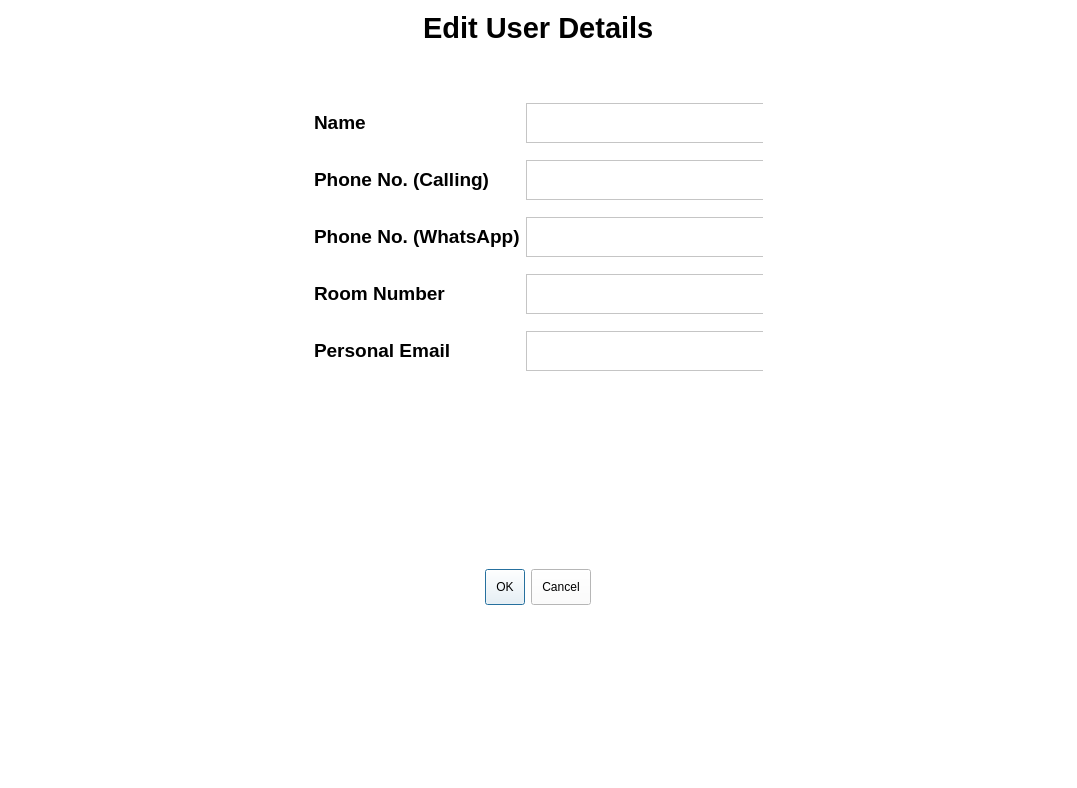
Above: editdetails.ui from arc-bphc/sims-gui before the change. Below: the same form after it.
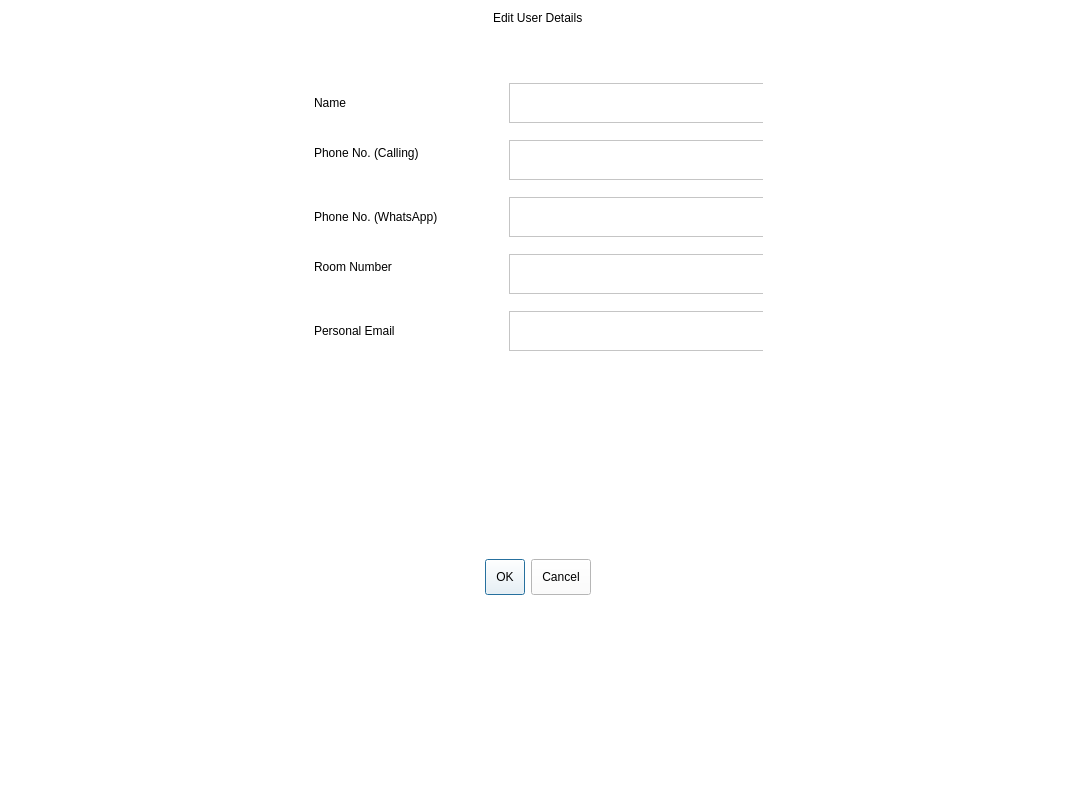
That is the form after the change.

```diff
--- a/editdetails.ui
+++ b/editdetails.ui
@@ -73,20 +73,21 @@
             </size>
            </property>
            <property name="text">
-            <string>&lt;html&gt;&lt;head/&gt;&lt;body&gt;&lt;p&gt;&lt;span style=&quot; font-size:14pt; font-weight:600;&quot;&gt;Phone No. (WhatsApp)&lt;/span&gt;&lt;/p&gt;&lt;/body&gt;&lt;/html&gt;</string>
+            <string>Phone No. (WhatsApp)</string>
            </property>
           </widget>
          </item>
-         <item row="1" column="0">
+         <item row="1" column="0" alignment="Qt::AlignVCenter">
           <widget class="QLabel" name="label_2">
            <property name="maximumSize">
             <size>
              <width>16777215</width>
-             <height>40</height>
+             <height>16777215</height>
             </size>
            </property>
            <property name="text">
-            <string>&lt;html&gt;&lt;head/&gt;&lt;body&gt;&lt;p&gt;&lt;span style=&quot; font-size:14pt; font-weight:600;&quot;&gt;Phone No. (Calling)&lt;/span&gt;&lt;/p&gt;&lt;/body&gt;&lt;/html&gt;</string>
+            <string>Phone No. (Calling)
+</string>
            </property>
           </widget>
          </item>
@@ -115,7 +116,8 @@
             </size>
            </property>
            <property name="text">
-            <string>&lt;html&gt;&lt;head/&gt;&lt;body&gt;&lt;p&gt;&lt;span style=&quot; font-size:14pt; font-weight:600;&quot;&gt;Room Number&lt;/span&gt;&lt;/p&gt;&lt;/body&gt;&lt;/html&gt;</string>
+            <string>Room Number
+</string>
            </property>
           </widget>
          </item>
@@ -128,7 +130,7 @@
             </size>
            </property>
            <property name="text">
-            <string>&lt;html&gt;&lt;head/&gt;&lt;body&gt;&lt;p&gt;&lt;span style=&quot; font-size:14pt; font-weight:600;&quot;&gt;Personal Email&lt;/span&gt;&lt;/p&gt;&lt;/body&gt;&lt;/html&gt;</string>
+            <string>Personal Email</string>
            </property>
           </widget>
          </item>
@@ -148,16 +150,16 @@
            </property>
           </widget>
          </item>
-         <item row="0" column="0">
+         <item row="0" column="0" alignment="Qt::AlignVCenter">
           <widget class="QLabel" name="label">
            <property name="maximumSize">
             <size>
              <width>16777215</width>
-             <height>40</height>
+             <height>16777215</height>
             </size>
            </property>
            <property name="text">
-            <string>&lt;html&gt;&lt;head/&gt;&lt;body&gt;&lt;p&gt;&lt;span style=&quot; font-size:14pt; font-weight:600;&quot;&gt;Name&lt;/span&gt;&lt;/p&gt;&lt;/body&gt;&lt;/html&gt;</string>
+            <string>Name</string>
            </property>
           </widget>
          </item>
@@ -199,8 +201,11 @@
      </item>
      <item row="0" column="1" alignment="Qt::AlignHCenter|Qt::AlignTop">
       <widget class="QLabel" name="label_10">
+       <property name="styleSheet">
+        <string notr="true">font: 24pt &quot;Noto Sans&quot;;</string>
+       </property>
        <property name="text">
-        <string>&lt;html&gt;&lt;head/&gt;&lt;body&gt;&lt;p&gt;&lt;span style=&quot; font-size:22pt; font-weight:600;&quot;&gt;Edit User Details&lt;/span&gt;&lt;/p&gt;&lt;/body&gt;&lt;/html&gt;</string>
+        <string>Edit User Details</string>
        </property>
       </widget>
      </item>
```
